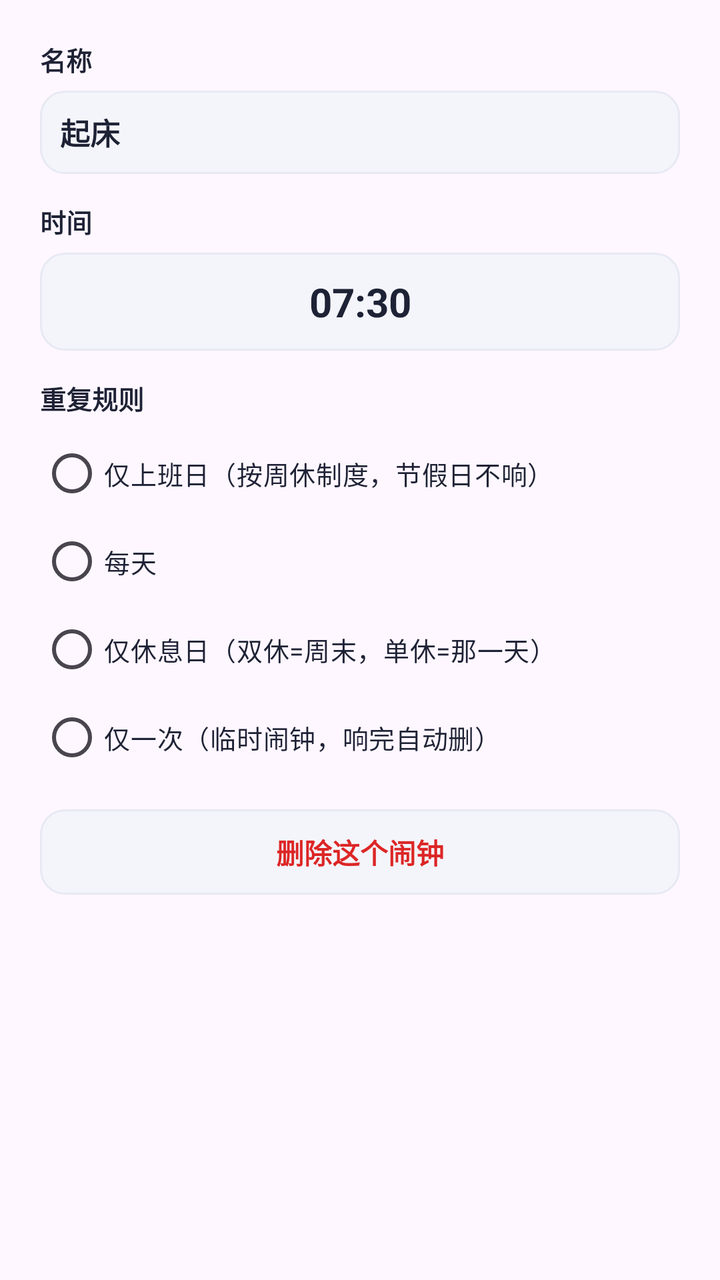
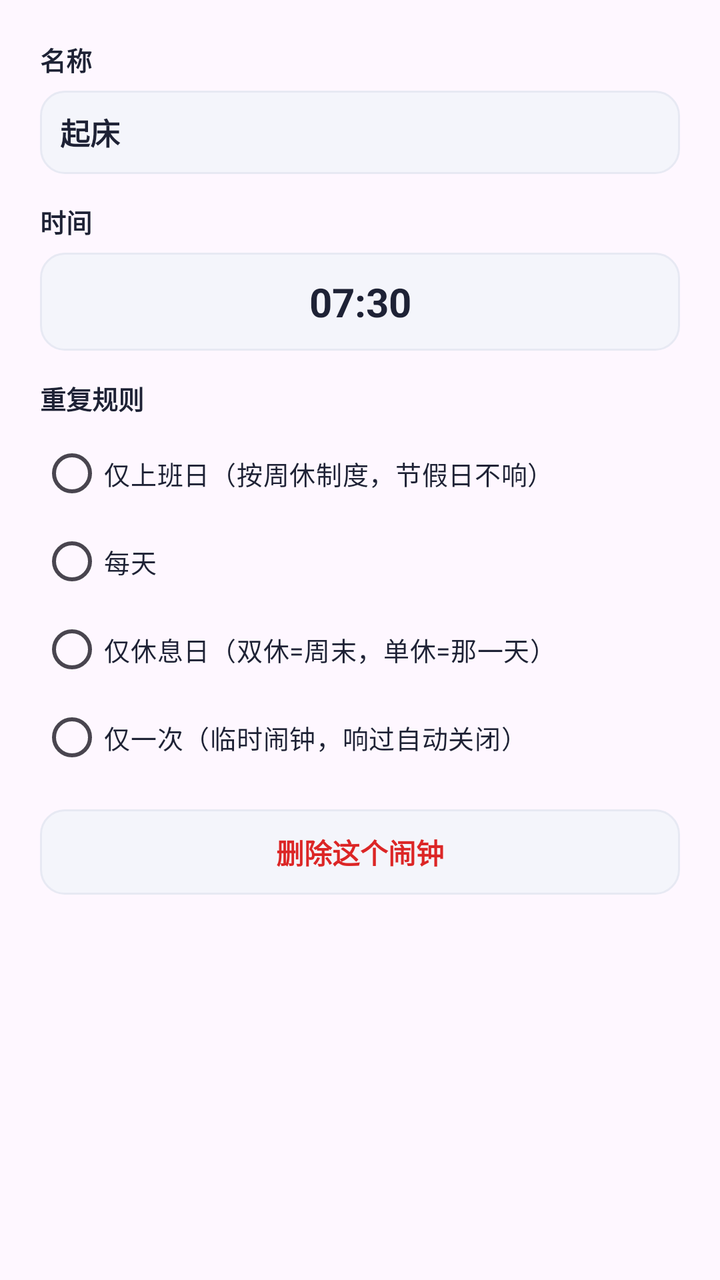

An Android layout rendered at two revisions. The XML below is the earlier revision; the diff shows what the commit changed to produce the second picture.
<!-- AndroidManifest.xml: application theme Theme.DaxiaoWeekAlarm -->
<!-- res/layout/dialog_alarm.xml -->
<?xml version="1.0" encoding="utf-8"?>
<ScrollView xmlns:android="http://schemas.android.com/apk/res/android"
    android:layout_width="match_parent"
    android:layout_height="wrap_content"
    android:fillViewport="true">

<LinearLayout
    android:layout_width="match_parent"
    android:layout_height="wrap_content"
    android:orientation="vertical"
    android:padding="20dp">

    <TextView
        style="@style/FieldLabel"
        android:layout_width="wrap_content"
        android:layout_height="wrap_content"
        android:text="名称" />

    <EditText
        android:id="@+id/et_alarm_label"
        android:layout_width="match_parent"
        android:layout_height="wrap_content"
        android:layout_marginTop="6dp"
        android:background="@drawable/bg_time_outline"
        android:importantForAutofill="no"
        android:inputType="text"
        android:maxLength="12"
        android:maxLines="1"
        android:padding="10dp"
        android:text="起床"
        android:textColor="@color/ink"
        android:textSize="15sp"
        android:textStyle="bold" />

    <TextView
        style="@style/FieldLabel"
        android:layout_width="wrap_content"
        android:layout_height="wrap_content"
        android:layout_marginTop="14dp"
        android:text="时间" />

    <TextView
        android:id="@+id/tv_alarm_pick_time"
        android:layout_width="match_parent"
        android:layout_height="wrap_content"
        android:layout_marginTop="6dp"
        android:background="@drawable/bg_time_outline"
        android:clickable="true"
        android:focusable="true"
        android:gravity="center"
        android:padding="11dp"
        android:text="07:30"
        android:textColor="@color/ink"
        android:textSize="20sp"
        android:textStyle="bold" />

    <TextView
        style="@style/FieldLabel"
        android:layout_width="wrap_content"
        android:layout_height="wrap_content"
        android:layout_marginTop="14dp"
        android:text="重复规则" />

    <RadioGroup
        android:id="@+id/rg_alarm_mode"
        android:layout_width="match_parent"
        android:layout_height="wrap_content"
        android:layout_marginTop="6dp"
        android:orientation="vertical">

        <RadioButton
            android:id="@+id/rb_mode_workday"
            style="@style/WeekRadio"
            android:layout_width="match_parent"
            android:layout_height="wrap_content"
            android:minHeight="44dp"
            android:text="仅上班日（按周休制度，节假日不响）" />

        <RadioButton
            android:id="@+id/rb_mode_daily"
            style="@style/WeekRadio"
            android:layout_width="match_parent"
            android:layout_height="wrap_content"
            android:minHeight="44dp"
            android:text="每天" />

        <RadioButton
            android:id="@+id/rb_mode_weekend"
            style="@style/WeekRadio"
            android:layout_width="match_parent"
            android:layout_height="wrap_content"
            android:minHeight="44dp"
            android:text="仅休息日（双休=周末，单休=那一天）" />

        <RadioButton
            android:id="@+id/rb_mode_once"
            style="@style/WeekRadio"
            android:layout_width="match_parent"
            android:layout_height="wrap_content"
            android:minHeight="44dp"
            android:text="仅一次（临时闹钟，响完自动删）" />
    </RadioGroup>

    
    <LinearLayout
        android:id="@+id/row_once_date"
        android:layout_width="match_parent"
        android:layout_height="wrap_content"
        android:layout_marginTop="10dp"
        android:background="@drawable/bg_time_outline"
        android:clickable="true"
        android:focusable="true"
        android:orientation="vertical"
        android:padding="11dp"
        android:visibility="gone">

        <TextView
            style="@style/FieldLabel"
            android:layout_width="wrap_content"
            android:layout_height="wrap_content"
            android:text="哪一天" />

        <TextView
            android:id="@+id/tv_once_date"
            android:layout_width="match_parent"
            android:layout_height="wrap_content"
            android:layout_marginTop="3dp"
            android:textColor="@color/indigo"
            android:textSize="16sp"
            android:textStyle="bold" />
    </LinearLayout>

    <TextView
        android:id="@+id/btn_alarm_delete"
        android:layout_width="match_parent"
        android:layout_height="wrap_content"
        android:layout_marginTop="14dp"
        android:background="@drawable/bg_time_outline"
        android:clickable="true"
        android:focusable="true"
        android:gravity="center"
        android:padding="11dp"
        android:text="删除这个闹钟"
        android:textColor="#DC2626"
        android:textSize="14sp"
        android:textStyle="bold" />
</LinearLayout>

</ScrollView>
<!-- resources referenced by this layout -->
<resources>
  <color name="indigo">#4F46E5</color>
  <color name="ink">#1E2235</color>
  <!-- drawable bg_time_outline (drawable) -->
  <?xml version="1.0" encoding="utf-8"?>
  <ripple xmlns:android="http://schemas.android.com/apk/res/android"
      android:color="#1F4F46E5">
      <item>
          <shape android:shape="rectangle">
              <solid android:color="@color/bg" />
              <corners android:radius="12dp" />
              <stroke android:width="1dp" android:color="@color/line" />
          </shape>
      </item>
  </ripple>
  <style name="FieldLabel">
          <item name="android:textColor">@color/ink</item>
          <item name="android:textSize">13sp</item>
          <item name="android:textStyle">bold</item>
      </style>
  <style name="WeekRadio">
          <item name="android:textSize">13sp</item>
          <item name="android:textColor">@color/ink</item>
          <item name="android:buttonTint">@color/indigo</item>
      </style>
  <style name="Theme.DaxiaoWeekAlarm" parent="Theme.Material3.DayNight.NoActionBar">
          <item name="colorPrimary">@color/indigo</item>
          <item name="colorPrimaryVariant">@color/indigo_dark</item>
          <item name="colorOnPrimary">@color/white</item>
          <item name="android:statusBarColor">@color/bg</item>
          <item name="android:windowLightStatusBar">true</item>
      </style>
  <color name="bg">#F4F5FB</color>
  <color name="line">#E7E9F3</color>
  <color name="indigo_dark">#4338CA</color>
  <color name="white">#FFFFFFFF</color>
</resources>

<!-- the commit's change to res/layout/dialog_alarm.xml (unified diff, before → after) -->
@@ -98,7 +98,7 @@
             android:layout_width="match_parent"
             android:layout_height="wrap_content"
             android:minHeight="44dp"
-            android:text="仅一次（临时闹钟，响完自动删）" />
+            android:text="仅一次（临时闹钟，响过自动关闭）" />
     </RadioGroup>
 
     
@@ -141,7 +141,7 @@
         android:gravity="center"
         android:padding="11dp"
         android:text="删除这个闹钟"
-        android:textColor="#DC2626"
+        android:textColor="@color/danger"
         android:textSize="14sp"
         android:textStyle="bold" />
 </LinearLayout>
<!-- resource entries referenced after the edit -->
@@ -1,5 +1,6 @@
 <!-- resources referenced by this layout -->
 <resources>
+  <color name="danger">#DC2626</color>
   <color name="indigo">#4F46E5</color>
   <color name="ink">#1E2235</color>
   <!-- drawable bg_time_outline (drawable) -->
